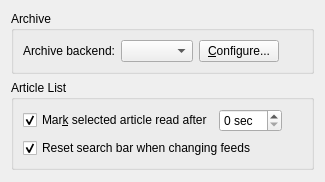
Above: akregator/configuration/settings_advancedbase.ui from chusopr/kdepim-ktimetracker-akonadi before the change. Below: the same form after it.
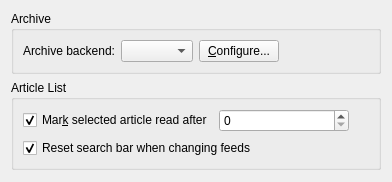
That is the form after the change. Custom widgets are drawn as their Qt base class.

Commit message: Use second and seconds instead of sec.

```diff
--- a/akregator/configuration/settings_advancedbase.ui
+++ b/akregator/configuration/settings_advancedbase.ui
@@ -66,9 +66,12 @@
          </widget>
         </item>
         <item>
-         <widget class="QSpinBox" name="kcfg_MarkReadDelay">
-          <property name="suffix">
-           <string> sec</string>
+         <widget class="KIntSpinBox" name="kcfg_MarkReadDelay">
+          <property name="minimumSize">
+           <size>
+            <width>130</width>
+            <height>0</height>
+           </size>
           </property>
          </widget>
         </item>
@@ -113,6 +116,11 @@
   </layout>
  </widget>
  <customwidgets>
+  <customwidget>
+   <class>KIntSpinBox</class>
+   <extends>QSpinBox</extends>
+   <header>knuminput.h</header>
+  </customwidget>
   <customwidget>
    <class>KComboBox</class>
    <extends>QComboBox</extends>
```
The commit also changes 1 other file.
